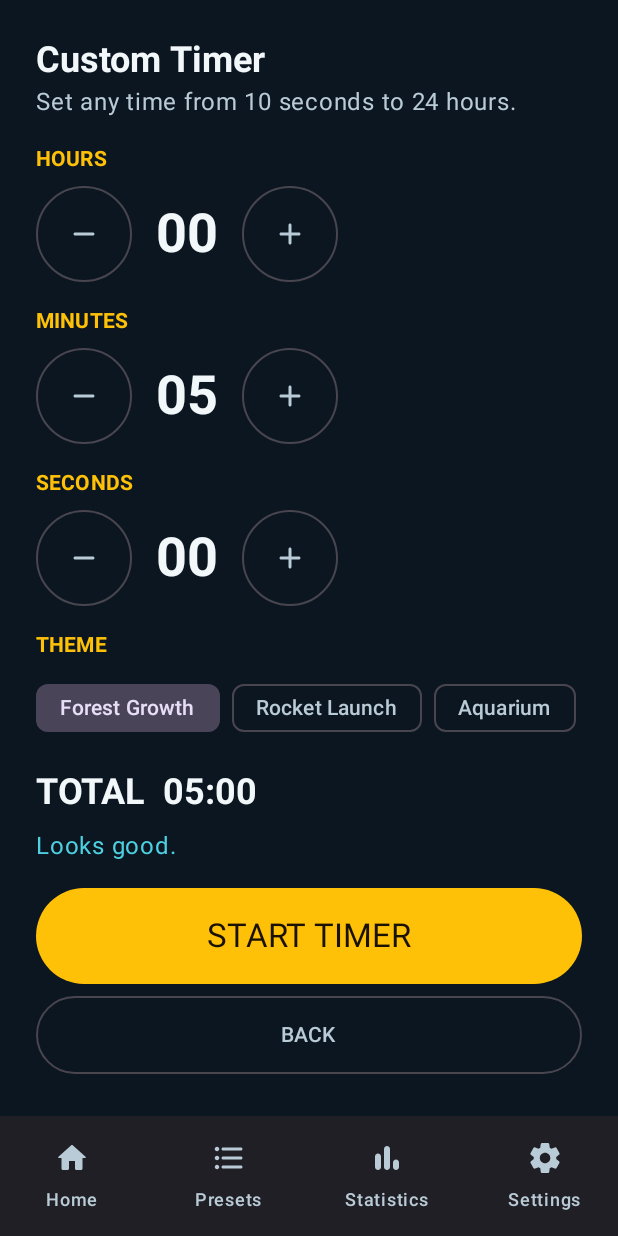
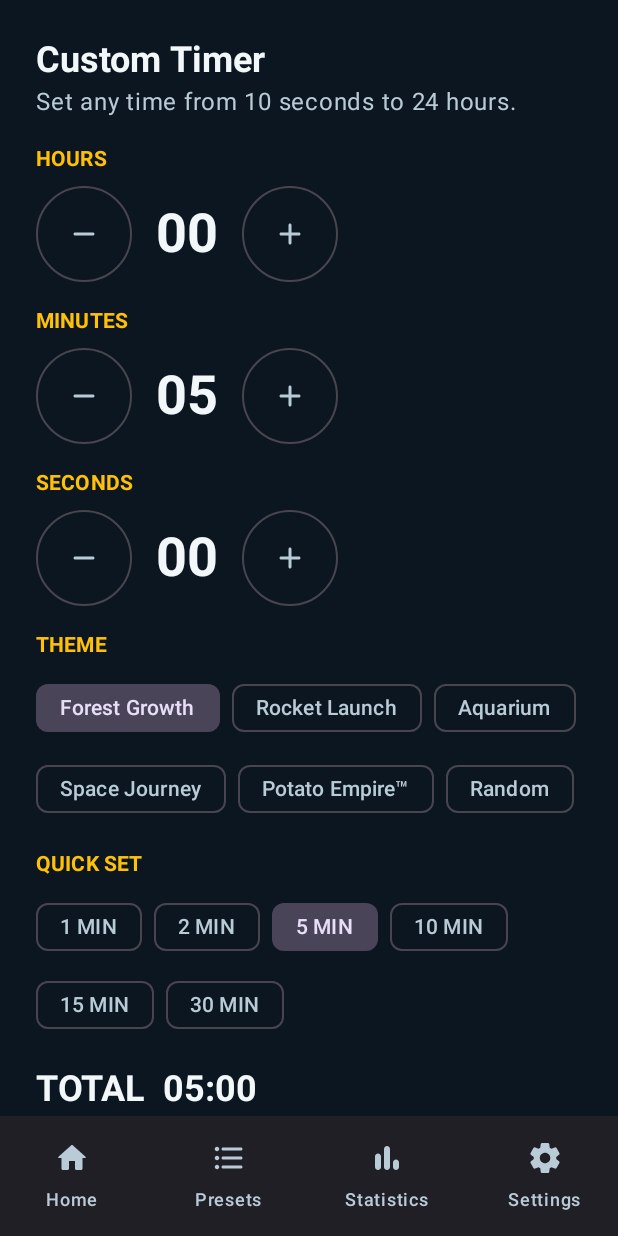
Before and after one commit to ben0551/visual-timer, an Android app built with Jetpack Compose: the CustomTimerScreen screen opened through its navigation route, on a phone screen of 412 x 824 dp. Run offline under Robolectric (Android 15) with nearby library versions, the phone set to English and light mode, and no system bars; our stand-ins replace Dagger/Hilt's generated code, Room's generated code.

Commit message:
Fix TV readability and remote control, accurate Dad Mode wording
- Seed LocalContentColor from the colour scheme: headings were black on dark surfaces
- Dad Mode banner/voice reports the real remaining time (e.g. 45 SECONDS LEFT)
- Focus lands visibly on the first quick-start card (retry until the rail settles),
  amber ring + tint at 4dp, focusGroup traversal; OK activates the focused card
- Custom Timer: QUICK SET chips (1/2/5/10/15/30) wrap into view; theme chips wrap too
- Deep link replaces an in-flight timer instead of stacking a second one

```diff
--- a/app/build.gradle.kts
+++ b/app/build.gradle.kts
@@ -14,8 +14,8 @@ android {
         applicationId = "com.ben0551.visualtimeassistant"
         minSdk = 23
         targetSdk = 35
-        versionCode = 3
-        versionName = "1.1"
+        versionCode = 4
+        versionName = "1.2"
         testInstrumentationRunner = "androidx.test.runner.AndroidJUnitRunner"
     }
 
--- a/app/src/main/java/com/ben0551/visualtimeassistant/ui/components/Focus.kt
+++ b/app/src/main/java/com/ben0551/visualtimeassistant/ui/components/Focus.kt
@@ -2,6 +2,7 @@ package com.ben0551.visualtimeassistant.ui.components
 
 import androidx.compose.animation.core.animateFloatAsState
 import androidx.compose.animation.core.tween
+import androidx.compose.foundation.background
 import androidx.compose.foundation.BorderStroke
 import androidx.compose.foundation.border
 import androidx.compose.foundation.layout.Box
@@ -21,13 +22,13 @@ import androidx.compose.ui.unit.Dp
 import androidx.compose.ui.unit.dp
 
 /**
- * D-Pad affordance: scales the element and draws an amber outline while focused.
- * Apply to any clickable card/button so TV users always see where they are.
+ * D-Pad affordance: scales the element and draws a bright amber outline plus a soft tint
+ * while focused. Apply to any clickable card/button so TV users always see where they are.
  */
 @Composable
 fun Modifier.tvFocusScale(
-    scale: Float = 1.05f,
-    borderWidth: Dp = 3.dp,
+    scale: Float = 1.07f,
+    borderWidth: Dp = 4.dp,
     borderColor: Color = MaterialTheme.colorScheme.primary,
     cornerRadius: Dp = 16.dp,
 ): Modifier {
@@ -41,14 +42,18 @@ fun Modifier.tvFocusScale(
     return this
         .onFocusChanged { state -> focused = state.isFocused }
         .clip(shape)
-        .then(if (focused) Modifier.border(BorderStroke(borderWidth, borderColor), shape) else Modifier)
+        .background(if (focused) borderColor.copy(alpha = 0.18f) else Color.Transparent, shape)
+        .border(
+            BorderStroke(borderWidth, if (focused) borderColor else Color.Transparent),
+            shape,
+        )
         .scale(animatedScale)
 }
 
 /** Small helper for stacking a focused border without scaling. */
 @Composable
 fun Modifier.tvFocusBorder(
-    borderWidth: Dp = 3.dp,
+    borderWidth: Dp = 4.dp,
     borderColor: Color = MaterialTheme.colorScheme.primary,
     cornerRadius: Dp = 16.dp,
 ): Modifier {
@@ -57,7 +62,10 @@ fun Modifier.tvFocusBorder(
     return this
         .onFocusChanged { state -> focused = state.isFocused }
         .clip(shape)
-        .then(if (focused) Modifier.border(BorderStroke(borderWidth, borderColor), shape) else Modifier)
+        .border(
+            BorderStroke(borderWidth, if (focused) borderColor else Color.Transparent),
+            shape,
+        )
 }
 
 @Composable
--- a/app/src/main/java/com/ben0551/visualtimeassistant/ui/custom/CustomTimerScreen.kt
+++ b/app/src/main/java/com/ben0551/visualtimeassistant/ui/custom/CustomTimerScreen.kt
@@ -4,6 +4,8 @@ import androidx.compose.foundation.layout.Arrangement
 import androidx.compose.foundation.layout.Column
 import androidx.compose.foundation.layout.PaddingValues
 import androidx.compose.foundation.layout.Row
+import androidx.compose.foundation.layout.FlowRow
+import androidx.compose.foundation.layout.ExperimentalLayoutApi
 import androidx.compose.foundation.layout.Spacer
 import androidx.compose.foundation.layout.fillMaxSize
 import androidx.compose.foundation.layout.fillMaxWidth
@@ -38,6 +40,7 @@ import com.ben0551.visualtimeassistant.ui.components.tvFocusScale
 import com.ben0551.visualtimeassistant.util.DurationFormatter
 
 /** Screen 2 - build a custom timer (10 seconds to 24 hours). */
+@OptIn(ExperimentalLayoutApi::class)
 @Composable
 fun CustomTimerScreen(
     onBack: () -> Unit,
@@ -90,15 +93,41 @@ fun CustomTimerScreen(
                     fontWeight = FontWeight.Bold,
                 )
                 Spacer(Modifier.height(8.dp))
-                Row(
-                    Modifier.fillMaxWidth().horizontalScroll(rememberScrollState()),
+                FlowRow(
+                    Modifier.fillMaxWidth(),
                     horizontalArrangement = Arrangement.spacedBy(8.dp),
+                    verticalArrangement = Arrangement.spacedBy(6.dp),
                 ) {
                     ThemeId.selectable().forEach { theme ->
                         FilterChip(
                             selected = state.theme == theme,
                             onClick = { viewModel.setTheme(theme) },
                             label = { Text(theme.displayName) },
+                        )
+                    }
+                }
+            }
+        }
+
+        item {
+            Column {
+                Text(
+                    "QUICK SET",
+                    style = MaterialTheme.typography.labelLarge,
+                    color = MaterialTheme.colorScheme.primary,
+                    fontWeight = FontWeight.Bold,
+                )
+                Spacer(Modifier.height(8.dp))
+                FlowRow(
+                    Modifier.fillMaxWidth(),
+                    horizontalArrangement = Arrangement.spacedBy(8.dp),
+                    verticalArrangement = Arrangement.spacedBy(4.dp),
+                ) {
+                    listOf(1, 2, 5, 10, 15, 30).forEach { minutes ->
+                        FilterChip(
+                            selected = state.minutes == minutes && state.hours == 0 && state.seconds == 0,
+                            onClick = { viewModel.applyQuickMinutes(minutes) },
+                            label = { Text("$minutes MIN") },
                         )
                     }
                 }
--- a/app/src/main/java/com/ben0551/visualtimeassistant/ui/custom/CustomTimerViewModel.kt
+++ b/app/src/main/java/com/ben0551/visualtimeassistant/ui/custom/CustomTimerViewModel.kt
@@ -60,6 +60,11 @@ class CustomTimerViewModel @Inject constructor(
 
     fun setTheme(theme: ThemeId) = update { it.copy(theme = theme) }
 
+    /** One-tap duration shortcuts for the remote control. */
+    fun applyQuickMinutes(minutes: Int) = update {
+        it.copy(hours = 0, minutes = minutes.coerceIn(0, 59), seconds = 0)
+    }
+
     private fun update(transform: (CustomTimerUiState) -> CustomTimerUiState) {
         _state.value = transform(_state.value)
     }
--- a/app/src/main/java/com/ben0551/visualtimeassistant/ui/home/HomeScreen.kt
+++ b/app/src/main/java/com/ben0551/visualtimeassistant/ui/home/HomeScreen.kt
@@ -10,6 +10,7 @@ import androidx.compose.foundation.layout.fillMaxWidth
 import androidx.compose.foundation.layout.height
 import androidx.compose.foundation.layout.padding
 import androidx.compose.foundation.layout.size
+import androidx.compose.foundation.focusGroup
 import androidx.compose.foundation.lazy.grid.GridCells
 import androidx.compose.foundation.lazy.grid.GridItemSpan
 import androidx.compose.foundation.lazy.grid.LazyVerticalGrid
@@ -24,7 +25,11 @@ import androidx.compose.material3.Icon
 import androidx.compose.material3.MaterialTheme
 import androidx.compose.material3.Text
 import androidx.compose.runtime.Composable
+import androidx.compose.runtime.LaunchedEffect
 import androidx.compose.runtime.getValue
+import androidx.compose.runtime.remember
+import androidx.compose.ui.focus.FocusRequester
+import androidx.compose.ui.focus.focusRequester
 import androidx.compose.ui.Alignment
 import androidx.compose.ui.Modifier
 import androidx.compose.ui.text.font.FontWeight
@@ -53,6 +58,7 @@ fun HomeScreen(
     val presets by viewModel.presets.collectAsStateWithLifecycle()
     val settings by viewModel.settings.collectAsStateWithLifecycle()
 
+    // Start with the first quick-start card focused so the remote user can see where they are.
     LazyVerticalGrid(
         columns = GridCells.Adaptive(minSize = 170.dp),
         modifier = Modifier.fillMaxSize(),
@@ -93,6 +99,7 @@ fun HomeScreen(
             QuickCard(
                 title = "${seconds / 60} MINUTES",
                 subtitle = DurationFormatter.clock(seconds),
+                initialFocus = seconds == QUICK_DURATIONS.first(),
                 onClick = { onStartDuration(seconds, settings.theme) },
             )
         }
@@ -151,10 +158,33 @@ private fun SectionLabel(text: String) {
 }
 
 @Composable
-private fun QuickCard(title: String, subtitle: String, onClick: () -> Unit) {
+private fun QuickCard(
+    title: String,
+    subtitle: String,
+    modifier: Modifier = Modifier,
+    initialFocus: Boolean = false,
+    onClick: () -> Unit,
+) {
+    // Requesting focus from inside the item means the requester is already attached.
+    // The navigation rail grabs focus during its own initialisation, so keep trying:
+    // on a TV the first thing the user must see is where the remote is.
+    val focusRequester = remember { FocusRequester() }
+    LaunchedEffect(initialFocus) {
+        if (!initialFocus) return@LaunchedEffect
+        repeat(30) {
+            val requested = runCatching { focusRequester.requestFocus() }.isSuccess
+            if (requested) return@LaunchedEffect
+            kotlinx.coroutines.delay(50)
+        }
+    }
     Card(
         onClick = onClick,
-        modifier = Modifier.fillMaxWidth().height(112.dp).tvFocusScale(),
+        modifier = modifier
+            .fillMaxWidth()
+            .height(112.dp)
+            .focusRequester(focusRequester)
+            .focusGroup()
+            .tvFocusScale(),
     ) {
         Column(
             modifier = Modifier.fillMaxSize().padding(16.dp),
--- a/app/src/main/java/com/ben0551/visualtimeassistant/ui/navigation/AppNavHost.kt
+++ b/app/src/main/java/com/ben0551/visualtimeassistant/ui/navigation/AppNavHost.kt
@@ -84,6 +84,10 @@ fun AppNavHost(
     LaunchedEffect(initialTimerRequest) {
         initialTimerRequest?.let { request ->
             runCatching {
+                // Replace an in-flight timer instead of stacking a second one.
+                if (navController.currentDestination?.route?.startsWith("running/") == true) {
+                    navController.popBackStack()
+                }
                 navController.navigate(
                     Routes.duration(
                         seconds = request.seconds,
--- a/app/src/main/java/com/ben0551/visualtimeassistant/ui/theme/Theme.kt
+++ b/app/src/main/java/com/ben0551/visualtimeassistant/ui/theme/Theme.kt
@@ -1,19 +1,25 @@
 package com.ben0551.visualtimeassistant.ui.theme
 
+import androidx.compose.material3.LocalContentColor
 import androidx.compose.material3.MaterialTheme
 import androidx.compose.runtime.Composable
+import androidx.compose.runtime.CompositionLocalProvider
 
 /**
  * Single dark-first theme shared by TV, tablet and phone.
  * Dark surfaces keep the visuals readable from across a room and avoid glare at bedtime.
+ *
+ * Material 3 does not seed `LocalContentColor` from the scheme, so uncoloured `Text`
+ * composables render black - unreadable on these dark surfaces. Providing it explicitly
+ * makes every default-coloured label light, while still letting screens override per text.
  */
 @Composable
 fun VisualTimeAssistantTheme(
     highContrast: Boolean = false,
     content: @Composable () -> Unit,
 ) {
-    MaterialTheme(
-        colorScheme = if (highContrast) HighContrastColorScheme else DefaultColorScheme,
-        content = content,
-    )
+    val colorScheme = if (highContrast) HighContrastColorScheme else DefaultColorScheme
+    CompositionLocalProvider(LocalContentColor provides colorScheme.onBackground) {
+        MaterialTheme(colorScheme = colorScheme, content = content)
+    }
 }
```
Also changed, not shown: app/src/main/java/com/ben0551/visualtimeassistant/domain/model/VoiceMessages.kt (+19 -8 lines), 1 other file.
